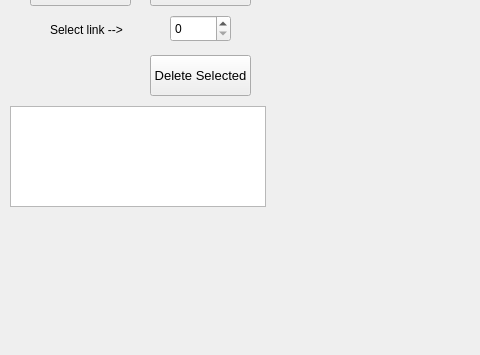
This is manualCorrespondence/src/corrGUI.ui in thehammstr/icebergToolchain as Qt 5 draws it before an edit; both pictures show x 0 to 480 and y 445 to 800 of the 999 by 800 pixel window. The edited form follows.
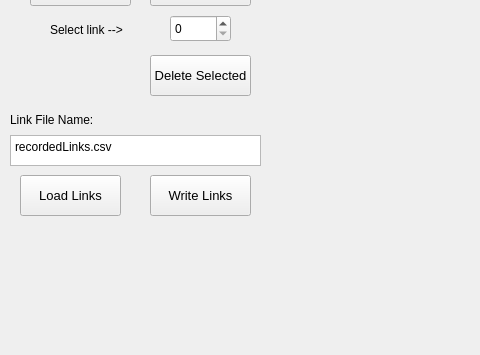
This is the edited form. Custom widgets are drawn as their Qt base class.

What changed in the file:
```diff
--- a/manualCorrespondence/src/corrGUI.ui
+++ b/manualCorrespondence/src/corrGUI.ui
@@ -332,16 +332,6 @@
      </rect>
     </property>
    </widget>
-   <widget class="QGraphicsView" name="graphicsView">
-    <property name="geometry">
-     <rect>
-      <x>10</x>
-      <y>551</y>
-      <width>256</width>
-      <height>101</height>
-     </rect>
-    </property>
-   </widget>
    <widget class="QPushButton" name="pushButton_delete">
     <property name="geometry">
      <rect>
@@ -396,6 +386,68 @@
      </rect>
     </property>
    </widget>
+   <widget class="QPlainTextEdit" name="plainTextEdit_linkfile">
+    <property name="geometry">
+     <rect>
+      <x>10</x>
+      <y>580</y>
+      <width>251</width>
+      <height>31</height>
+     </rect>
+    </property>
+    <property name="plainText">
+     <string>recordedLinks.csv</string>
+    </property>
+   </widget>
+   <widget class="QLabel" name="label_6">
+    <property name="geometry">
+     <rect>
+      <x>10</x>
+      <y>550</y>
+      <width>121</width>
+      <height>30</height>
+     </rect>
+    </property>
+    <property name="text">
+     <string>Link File Name:</string>
+    </property>
+   </widget>
+   <widget class="QPushButton" name="pushButton_load_links">
+    <property name="geometry">
+     <rect>
+      <x>20</x>
+      <y>620</y>
+      <width>101</width>
+      <height>41</height>
+     </rect>
+    </property>
+    <property name="font">
+     <font>
+      <pointsize>10</pointsize>
+     </font>
+    </property>
+    <property name="text">
+     <string>Load Links</string>
+    </property>
+   </widget>
+   <widget class="QPushButton" name="pushButton_write_all">
+    <property name="geometry">
+     <rect>
+      <x>150</x>
+      <y>620</y>
+      <width>101</width>
+      <height>41</height>
+     </rect>
+    </property>
+    <property name="font">
+     <font>
+      <pointsize>10</pointsize>
+     </font>
+    </property>
+    <property name="text">
+     <string>Write Links</string>
+    </property>
+   </widget>
   </widget>
  </widget>
  <customwidgets>
```
